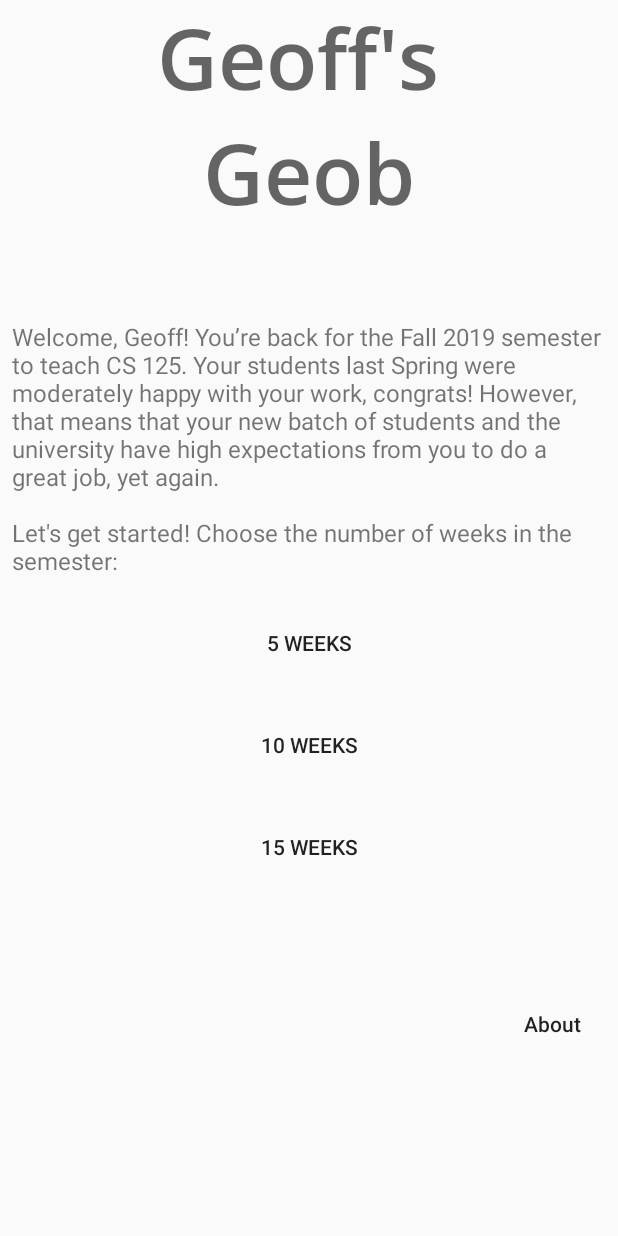
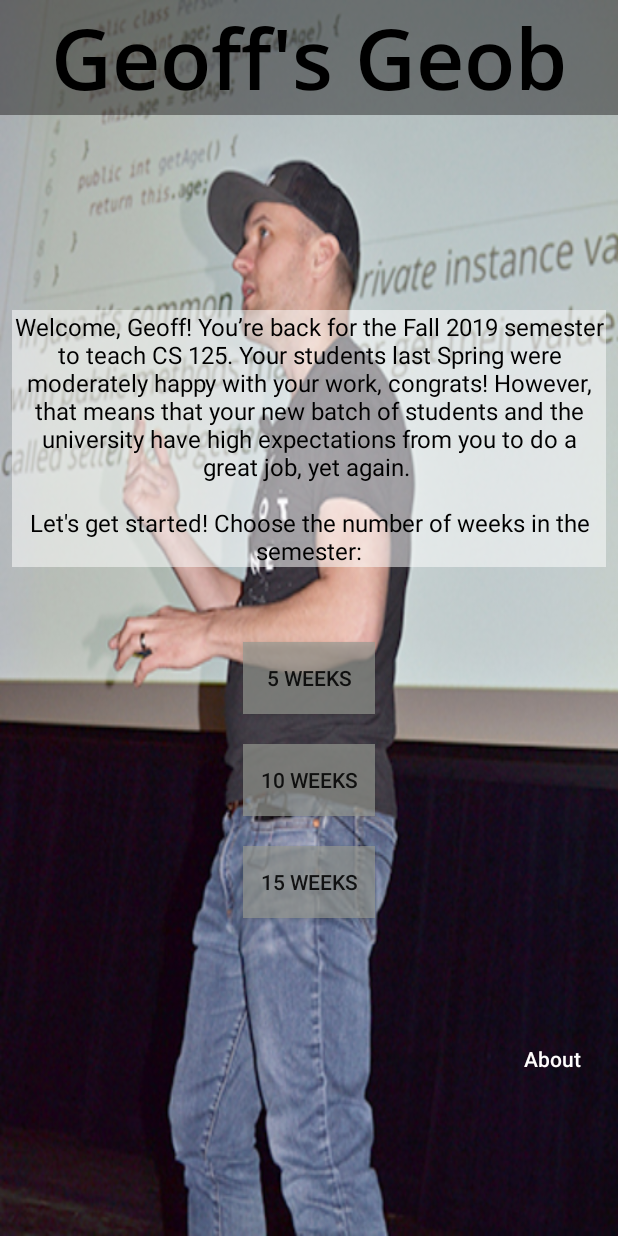
Before and after one commit to Kanavb2/Geoffs_Geob, an Android app: the screen it shows after launch (NewGameActivity), on a phone screen of 412 x 824 dp. Run offline under Robolectric (Android 15) with nearby library versions, the light colour scheme and no system bars; Roboto replaces fonts that are not available here.

Commit message:
New Game UI + meowdterm

```diff
--- a/app/src/main/java/com/example/geoffsgeob/MainActivity.java
+++ b/app/src/main/java/com/example/geoffsgeob/MainActivity.java
@@ -118,6 +118,7 @@ public class MainActivity extends AppCompatActivity {
             navHW.setIcon(R.drawable.ic_cat_black_24dp);
             navQuiz.setIcon(R.drawable.ic_cat_black_24dp);
             navMidterm.setIcon(R.drawable.ic_cat_black_24dp);
+            navMidterm.setTitle("Meowdterm");
             navMP.setIcon(R.drawable.ic_cat_black_24dp);
             navHome.setIcon(R.drawable.ic_cat_black_24dp);
         } else {
@@ -126,6 +127,7 @@ public class MainActivity extends AppCompatActivity {
             navHW.setIcon(R.drawable.ic_code_black_24dp);
             navQuiz.setIcon(R.drawable.ic_question_mark);
             navMidterm.setIcon(R.drawable.ic_assessment_black_24dp);
+            navMidterm.setTitle(R.string.menu_midterm);
             navMP.setIcon(R.drawable.ic_android_black_24dp);
             navHome.setIcon(R.drawable.ic_home_black_24dp);
         }
--- a/app/src/main/java/com/example/geoffsgeob/NewGameActivity.java
+++ b/app/src/main/java/com/example/geoffsgeob/NewGameActivity.java
@@ -4,6 +4,7 @@ import android.app.Activity;
 import android.content.Intent;
 import android.os.Bundle;
 import android.widget.Button;
+import android.widget.LinearLayout;
 
 import java.net.Inet4Address;
 
--- a/app/src/main/res/layout/activity_new_game.xml
+++ b/app/src/main/res/layout/activity_new_game.xml
@@ -1,17 +1,23 @@
 <?xml version="1.0" encoding="utf-8"?>
 <LinearLayout xmlns:android="http://schemas.android.com/apk/res/android"
-    android:orientation="vertical" android:layout_width="match_parent"
-    android:layout_height="match_parent">
+    android:id="@+id/ll"
+    android:layout_width="match_parent"
+    android:layout_height="match_parent"
+    android:background="@drawable/geoff"
+    android:orientation="vertical">
 
     <TextView
         android:id="@+id/app_name"
         android:layout_width="match_parent"
         android:layout_height="wrap_content"
         android:layout_gravity="center"
+        android:background="#66030000"
+        android:backgroundTintMode="src_atop"
         android:fontFamily="@font/open_sans_semibold"
         android:gravity="center"
         android:text="@string/app_name_title"
         android:textAppearance="@style/TextAppearance.AppCompat.Display3"
+        android:textColor="#000000"
         android:textStyle="bold" />
 
     <TextView
@@ -19,9 +25,12 @@
         android:layout_width="match_parent"
         android:layout_height="wrap_content"
         android:layout_marginStart="8dp"
-        android:layout_marginTop="60dp"
+        android:layout_marginTop="130dp"
         android:layout_marginEnd="8dp"
+        android:background="#85FFFFFF"
         android:text="@string/desc_main"
+        android:textAlignment="center"
+        android:textColor="#000000"
         android:textSize="16sp" />
 
     <Button
@@ -29,8 +38,8 @@
         android:layout_width="wrap_content"
         android:layout_height="wrap_content"
         android:layout_gravity="center"
-        android:layout_marginTop="20dp"
-        android:background="@android:color/transparent"
+        android:layout_marginTop="50dp"
+        android:background="#AE969992"
         android:text="@string/five_week" />
 
     <Button
@@ -39,7 +48,7 @@
         android:layout_height="wrap_content"
         android:layout_gravity="center"
         android:layout_marginTop="20dp"
-        android:background="@android:color/transparent"
+        android:background="#AE969992"
         android:text="@string/ten_week" />
 
     <Button
@@ -48,7 +57,7 @@
         android:layout_height="wrap_content"
         android:layout_gravity="center"
         android:layout_marginTop="20dp"
-        android:background="@android:color/transparent"
+        android:background="#AE969992"
         android:text="@string/fifteen_week" />
 
     <Button
@@ -57,7 +66,8 @@
         android:layout_height="wrap_content"
         android:layout_gravity="bottom|end"
         android:layout_marginTop="70dp"
+        android:background="#00AFB42B"
+        android:text="@string/menu_about"
         android:textAllCaps="false"
-        android:background="@android:color/transparent"
-        android:text="@string/menu_about" />
+        android:textColor="#FFFDFD" />
 </LinearLayout>
--- a/app/src/main/res/values/strings.xml
+++ b/app/src/main/res/values/strings.xml
@@ -1,6 +1,6 @@
 <resources>
     <string name="app_name">Geoff\'s Geob</string>
-    <string name="app_name_title">Geoff\'s \nGeob</string>
+    <string name="app_name_title">Geoff\'s Geob</string>
     <string name="navigation_drawer_open">Open navigation drawer</string>
     <string name="navigation_drawer_close">Close navigation drawer</string>
     <string name="nav_header_title">Challen\'s Chontrols</string>
@@ -414,7 +414,7 @@
     <string name="no_mp">There is no MP this week. Check back later!</string>
     <string name="no_midterm">There are no midterms this week. Check back later!</string>
     <string name="text_submit">Submit</string>
-    <string name="cat_mode">Cat mode</string>
+    <string name="cat_mode">Xyz mode</string>
     <string name="disable_progress_bars">Hide satisfaction meters</string>
     <string name="disable_encounters">Disable encounters</string>
     <string name="text_general">General</string>
```
Also changed, not shown: app/src/main/res/drawable-v21/ic_menu_camera.xml (deleted, +0 -12 lines), app/src/main/res/drawable-v21/ic_menu_gallery.xml (deleted, +0 -9 lines), app/src/main/res/drawable-v21/ic_menu_manage.xml (deleted, +0 -9 lines), app/src/main/res/drawable-v21/ic_menu_send.xml (deleted, +0 -9 lines), app/src/main/res/drawable-v21/ic_menu_share.xml (deleted, +0 -9 lines), app/src/main/res/drawable-v21/ic_menu_slideshow.xml (deleted, +0 -9 lines), app/src/main/res/drawable/ic_search_black_24dp.xml (deleted, +0 -9 lines), app/src/main/res/drawable/geoff.jpg (added).
